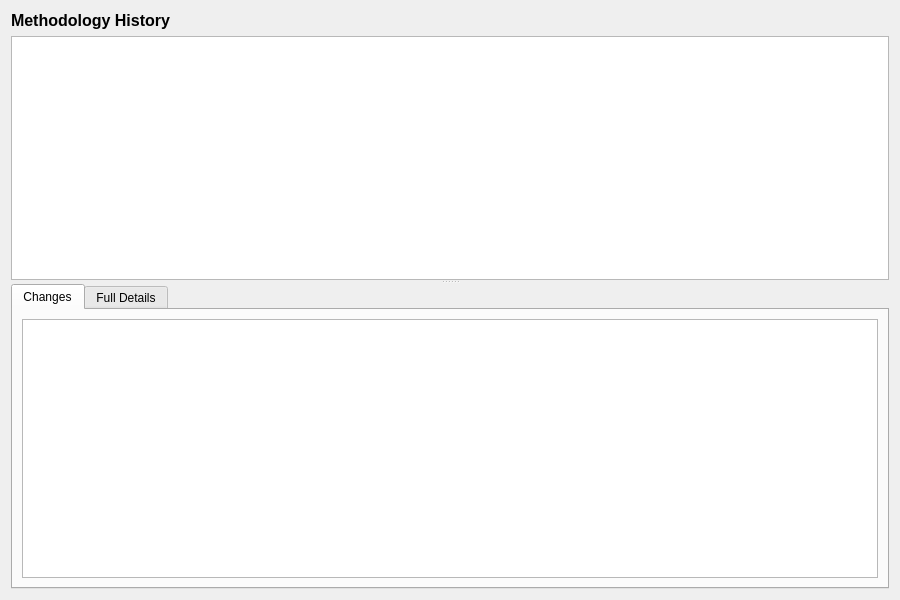
OreStudio/OreStudio, file projects/ores.qt/ui/MethodologyHistoryDialog.ui: the form before one commit.
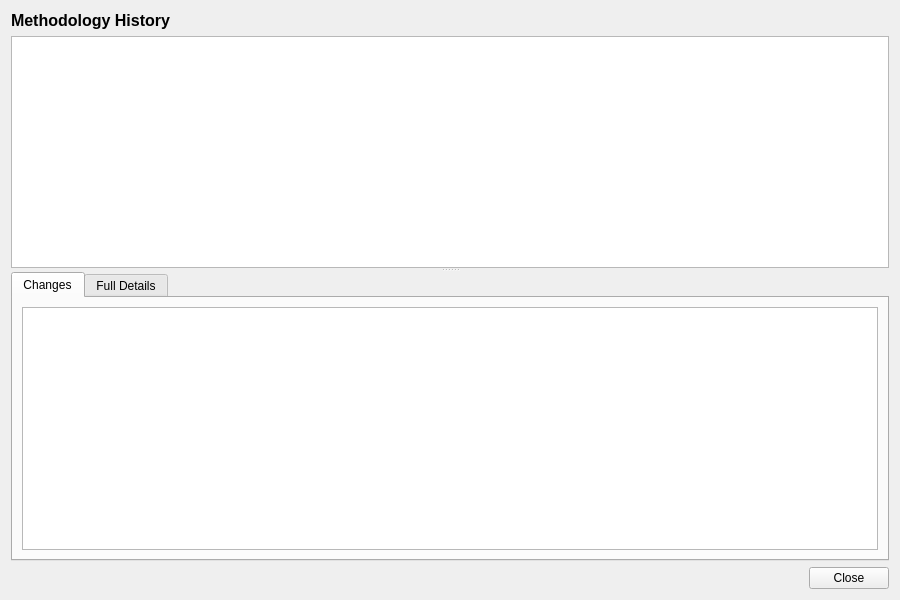
The form after the commit.

Commit message: [qt] Remove toolbars from detail dialogs; add Close button throughout

Diff of the .ui file:
```diff
--- a/projects/ores.qt/ui/MethodologyHistoryDialog.ui
+++ b/projects/ores.qt/ui/MethodologyHistoryDialog.ui
@@ -214,6 +214,27 @@
      </widget>
     </widget>
    </item>
+   <item>
+    <layout class="QHBoxLayout" name="buttonLayout">
+     <item>
+      <spacer name="horizontalSpacer">
+       <property name="orientation">
+        <enum>Qt::Horizontal</enum>
+       </property>
+       <property name="sizeHint" stdset="0">
+        <size><width>40</width><height>20</height></size>
+       </property>
+      </spacer>
+     </item>
+     <item>
+      <widget class="QPushButton" name="closeButton">
+       <property name="text">
+        <string>Close</string>
+       </property>
+      </widget>
+     </item>
+    </layout>
+   </item>
   </layout>
  </widget>
  <resources/>
```
The commit also changes 201 other files.
